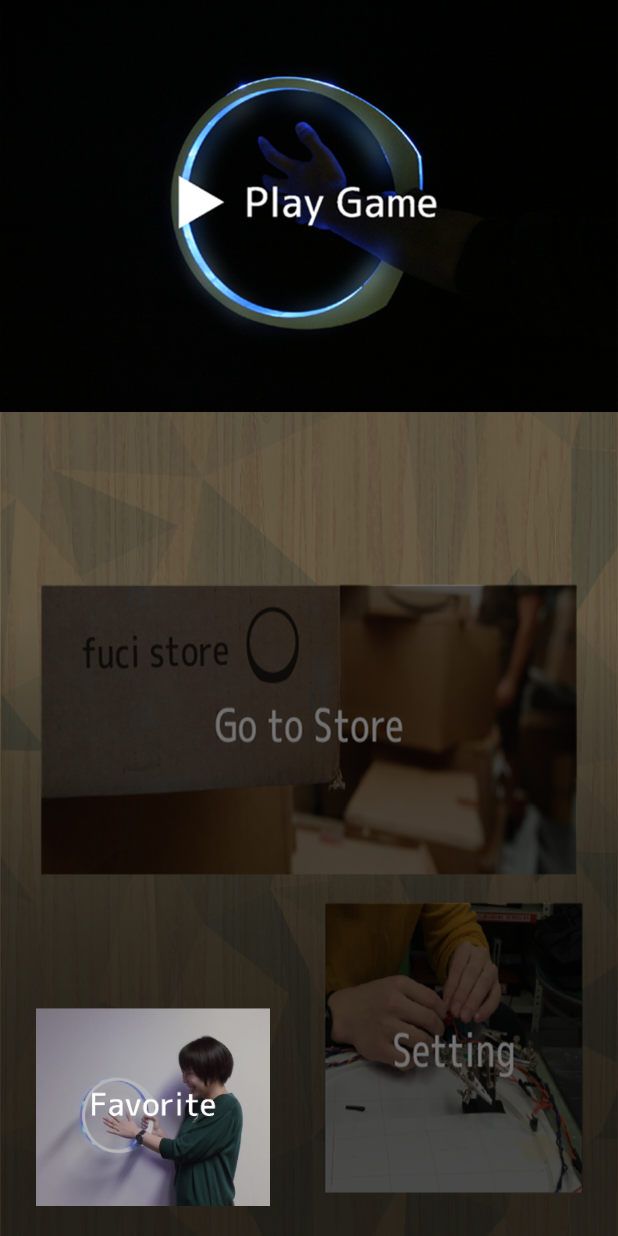
After one commit to sgnm/fuci, an Android app: the layout top_menu.xml on its own in the app's theme, with its tools: preview values and no code run, on a phone screen of 412 x 824 dp. The commit adds this screen. Run offline under Robolectric (Android 15) with nearby library versions, the phone set to English and light mode, and no system bars.

Commit message:
add MenuTop view

```diff
--- a/app/src/main/AndroidManifest.xml
+++ b/app/src/main/AndroidManifest.xml
@@ -8,7 +8,7 @@
         android:label="@string/app_name"
         android:theme="@style/AppTheme" >
         <activity
-            android:name=".MainActivity"
+            android:name=".MenuTop"
             android:label="@string/app_name" >
             <intent-filter>
                 <action android:name="android.intent.action.MAIN" />
--- /dev/null
+++ b/app/src/main/res/layout/top_menu.xml
@@ -0,0 +1,36 @@
+<?xml version="1.0" encoding="utf-8"?>
+<FrameLayout xmlns:android="http://schemas.android.com/apk/res/android"
+    android:orientation="vertical" android:layout_width="match_parent"
+    android:layout_height="match_parent"
+    android:measureAllChildren="false">
+
+    <ImageView
+        android:layout_width="match_parent"
+        android:layout_height="match_parent"
+        android:id="@+id/MenuBg"
+        android:src="@drawable/menu"
+        android:adjustViewBounds="true"
+        android:scaleType="fitXY"
+         />
+
+    <ImageView
+        android:layout_width="wrap_content"
+        android:layout_height="wrap_content"
+        android:id="@+id/MenuPlay"
+        android:src="@drawable/menu_play_game"
+        android:adjustViewBounds="true"/>
+
+    <ImageView
+        android:layout_width="156dp"
+        android:layout_height="132dp"
+        android:id="@+id/MenuFav"
+        android:src="@drawable/menu_favorite"
+        android:adjustViewBounds="true"
+        android:layout_gravity="left|bottom"
+        android:layout_marginBottom="20dp"
+        android:layout_marginLeft="24dp"
+        android:layout_marginTop="0dp"
+        android:layout_marginRight="0dp" />
+
+
+</FrameLayout>
```
Also changed, not shown: app/src/main/java/shimpeisuganuma/fuci/ConnectProcessing.java (added, +15 -0 lines), app/src/main/java/shimpeisuganuma/fuci/MainActivity.java (+12 -0 lines), app/src/main/java/shimpeisuganuma/fuci/MenuTop.java (added, +15 -0 lines), app/src/main/res/layout/activity_main.xml (+12 -9 lines), app/src/main/res/layout/processing_connect.xml (added, +13 -0 lines), app/src/main/res/drawable/connect.jpg (added), app/src/main/res/drawable/connected.png (added), app/src/main/res/drawable/connecting.png (added), app/src/main/res/drawable/game_darts.png (added), app/src/main/res/drawable/game_drums.png (added), app/src/main/res/drawable/game_else.png (added), app/src/main/res/drawable/menu.png (added), app/src/main/res/drawable/menu_favorite.png (added), app/src/main/res/drawable/menu_full.png (added), 4 more files, 3 other files.
